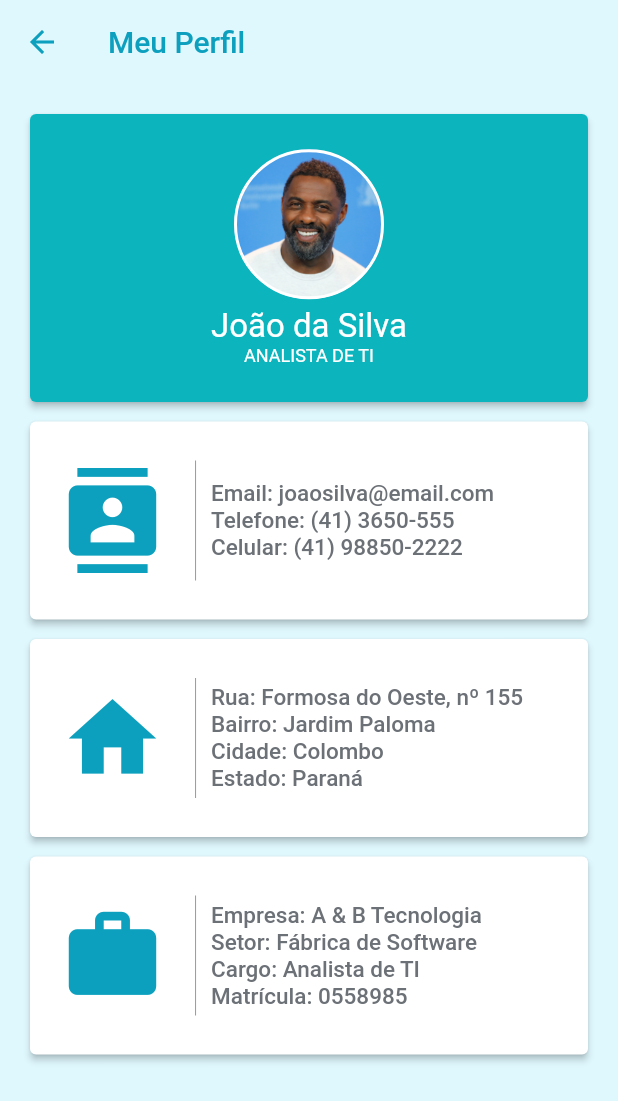
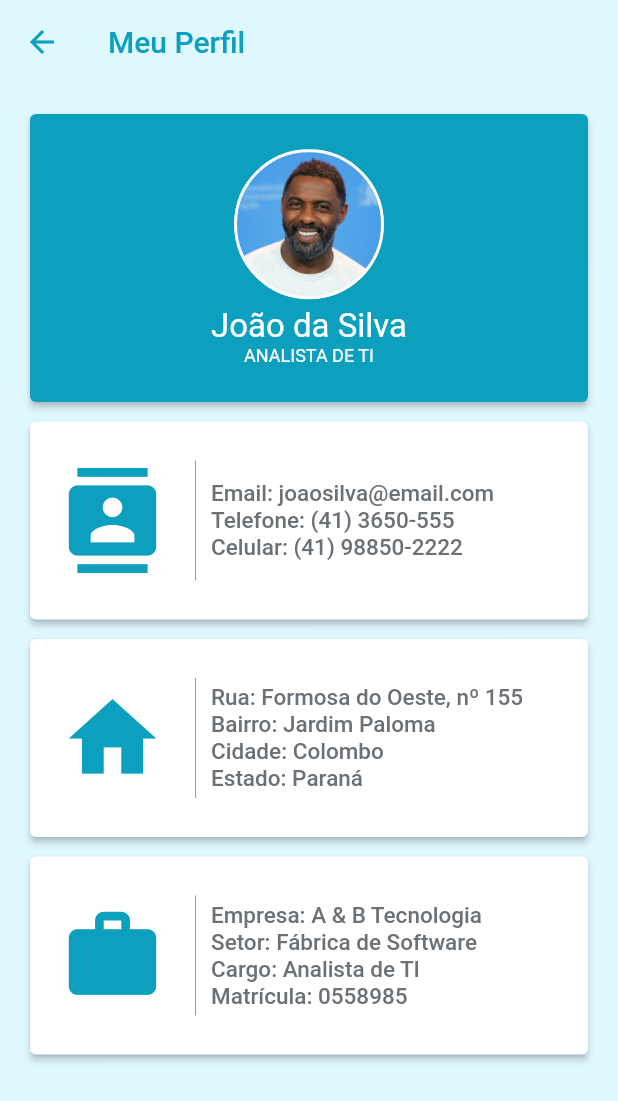
Before and after one commit to guischpor/app_rh, a Flutter app: the MeuPerfilScreen screen opened directly, on a phone screen of 412 x 824 dp. Shown: the top 1101 px of the screen. Run offline on Flutter 3.47's test engine with Material 2 defaults, Android fonts, the phone set to English and light mode, and no system bars.

Commit message:
fix color build card profile

```diff
--- a/lib/widgets/build_card_profile.dart
+++ b/lib/widgets/build_card_profile.dart
@@ -47,7 +47,7 @@ class BuildCardProfile extends StatelessWidget {
             height: 200,
             width: 400,
             child: Card(
-              color: styles.buttonBlue,
+              color: styles.iconColorBlue,
               elevation: 2.0,
               child: Column(
                 crossAxisAlignment: CrossAxisAlignment.center,
```
Also changed, not shown: 1 other file.
